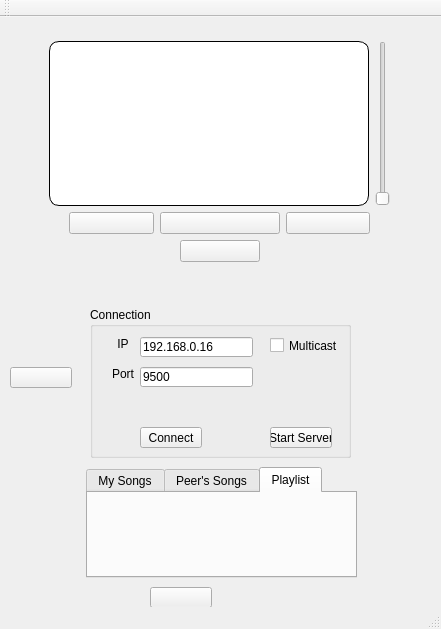
dpogue/CommAudio, file mainwindow.ui: the form before one commit.
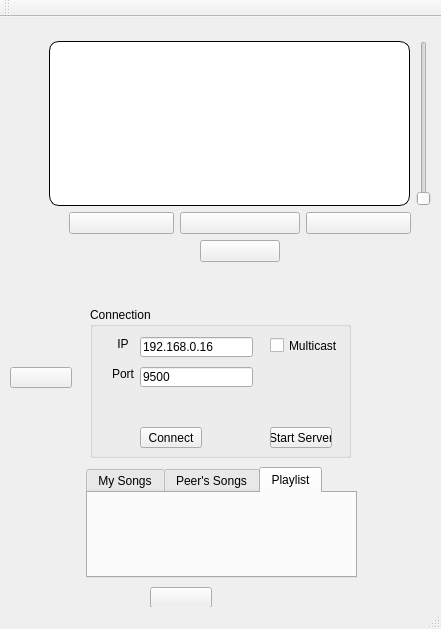
The form after the commit. Icons and pictures are not drawn.

```diff
--- a/mainwindow.ui
+++ b/mainwindow.ui
@@ -263,7 +263,7 @@
      <rect>
       <x>-1</x>
       <y>-1</y>
-      <width>441</width>
+      <width>482</width>
       <height>271</height>
      </rect>
     </property>
```
Left out of the diff: 48 changed lines with no effect on the pictures. Lines whose indentation alone changed are shown as unchanged.
